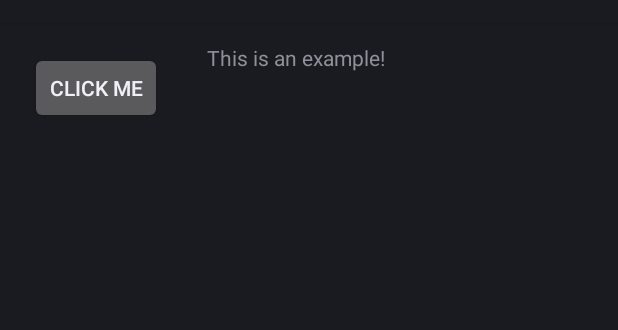
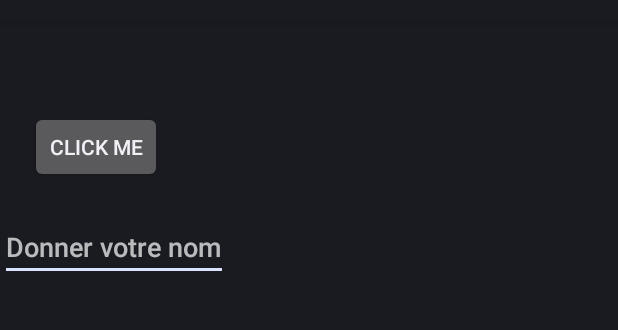
Before and after one commit to MyDevMobileCourse/FirstActivity, an Android app: the layout activity_main.xml on its own in the app's theme, with its tools: preview values and no code run, on a phone screen of 412 x 824 dp, the part 62-392 px from its top. Run offline under Robolectric (Android 15) with nearby library versions, the phone set to English and light mode, and no system bars.

Commit message:
use EditText

```diff
--- a/app/src/main/res/layout/activity_main.xml
+++ b/app/src/main/res/layout/activity_main.xml
@@ -4,8 +4,18 @@
     xmlns:tools="http://schemas.android.com/tools"
     android:layout_width="match_parent"
     android:layout_height="match_parent"
+    android:orientation="vertical"
     tools:context=".MainActivity">
 
+    <TextView
+        android:id="@+id/myText"
+        android:layout_width="wrap_content"
+        android:layout_height="wrap_content"
+        android:padding="10dp"
+        app:layout_constraintBottom_toBottomOf="parent"
+        app:layout_constraintEnd_toEndOf="parent"
+        app:layout_constraintStart_toStartOf="parent"
+        app:layout_constraintTop_toTopOf="parent" />
     <Button
         android:id="@+id/myButton"
         android:layout_width="wrap_content"
@@ -13,17 +23,15 @@
         android:layout_margin="20dp"
         android:padding="10dp"
         android:text="Click me"></Button>
-
-    <TextView
-        android:id="@+id/myText"
+    <EditText
         android:layout_width="wrap_content"
         android:layout_height="wrap_content"
-        android:padding="10dp"
-        android:text="This is an example!"
-        app:layout_constraintBottom_toBottomOf="parent"
-        app:layout_constraintEnd_toEndOf="parent"
-        app:layout_constraintStart_toStartOf="parent"
-        app:layout_constraintTop_toTopOf="parent" />
+        android:id="@+id/myEditText"
+        android:hint="Donner votre nom"
+        ></EditText>
+
+
+
 
 
 </LinearLayout>
```
Also changed, not shown: app/src/main/java/com/example/firstactivity/MainActivity.kt (+6 -9 lines), app/src/main/res/drawable/img.jpg (added).
